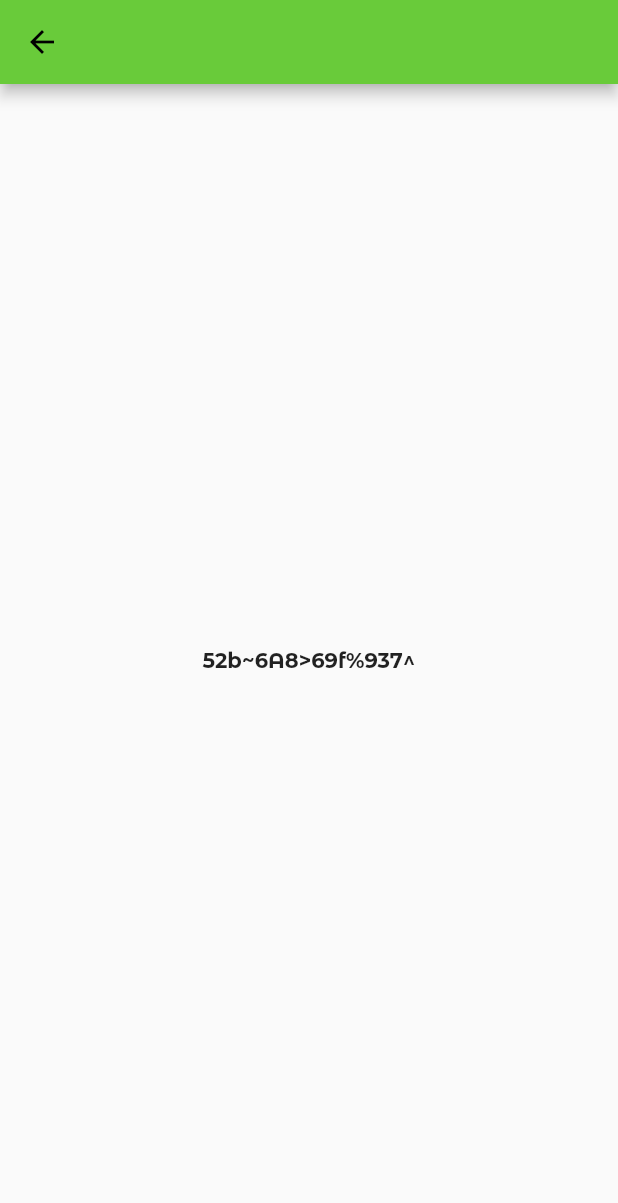
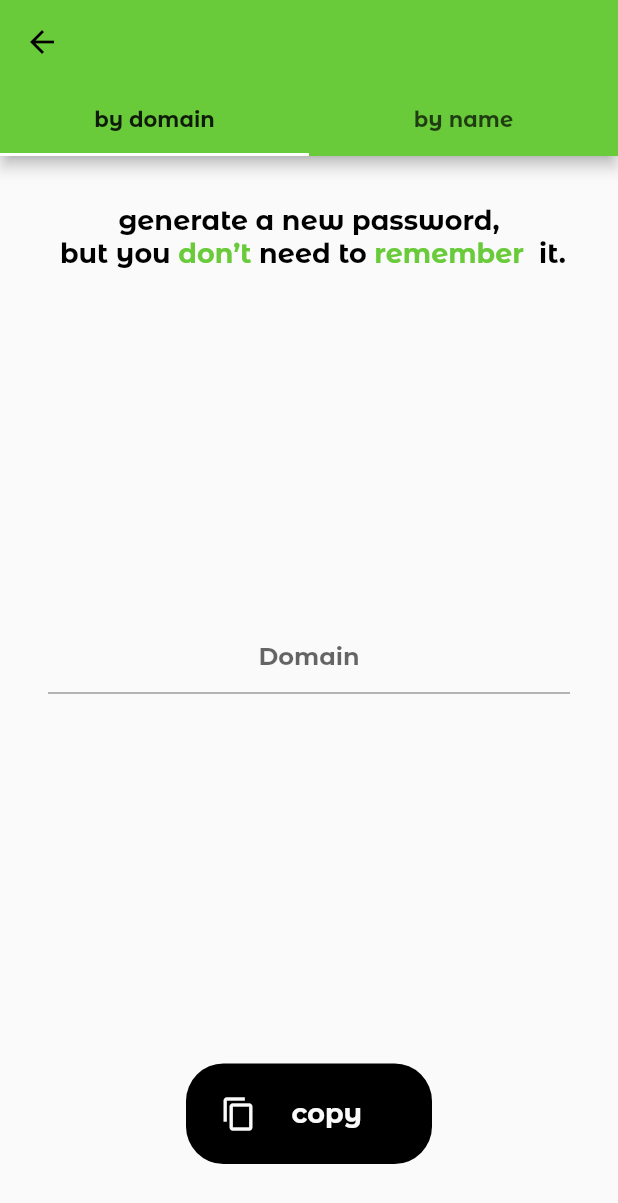
Before and after one commit to Shahryar-Pirooz/Shahryar-Pirooz-Tria-Android, a Flutter app: the MainPage screen opened directly, on a phone screen of 412 x 824 dp. Shown: the top 1203 px of the screen. Run offline on Flutter 3.47's test engine with Material 2 defaults, Android fonts, the phone set to English and light mode, and no system bars; our stand-ins replace introduction_screen, shared_preferences; accounts and stored records are empty; project files that could hold a hidden picture were left out.

Commit message:
create a tabView and changed TextEditingController in in introduction.dart

```diff
--- a/lib/Pages/introduction.dart
+++ b/lib/Pages/introduction.dart
@@ -2,17 +2,18 @@ import 'package:flutter/material.dart';
 import 'package:introduction_screen/introduction_screen.dart';
 import 'package:provider/src/provider.dart';
 import 'package:shared_preferences/shared_preferences.dart';
+import 'package:triapass/Pages/main_page.dart';
 import 'package:triapass/main.dart';
 import 'package:triapass/src/components.dart';
 import 'package:triapass/src/custom_color.dart';
 
 class Introduction extends StatelessWidget {
-  const Introduction({Key? key}) : super(key: key);
+  final codeController = TextEditingController();
+  final nameController = TextEditingController();
+  Introduction({Key? key}) : super(key: key);
   @override
   Widget build(BuildContext context) {
     SPData().setFalse();
-    TextEditingController codeController = TextEditingController();
-    TextEditingController nameController = TextEditingController();
     return Scaffold(
       body: IntroductionScreen(
         pages: [
@@ -105,7 +106,10 @@ class Introduction extends StatelessWidget {
         done: const Text('done'),
         showNextButton: true,
         showBackButton: true,
-        onDone: () {},
+        onDone: () {
+          Navigator.push(context,
+              MaterialPageRoute(builder: (context) => const MainPage()));
+        },
       ),
     );
   }
--- a/lib/Pages/main_page.dart
+++ b/lib/Pages/main_page.dart
@@ -2,27 +2,85 @@ import 'package:flutter/material.dart';
 import 'package:provider/src/provider.dart';
 import 'package:triapass/main.dart';
 import 'package:triapass/password_generate.dart';
+import 'package:triapass/src/components.dart';
+import 'package:triapass/src/custom_color.dart';
 
 class MainPage extends StatelessWidget {
   const MainPage({Key? key}) : super(key: key);
 
   @override
   Widget build(BuildContext context) {
-    SPData().initProviderData(context);
-    String name = context.watch<ChangeVal>().name;
-    String code = context.watch<ChangeVal>().code;
-    //test
-    Map<String, String> s = {
-      'name': 'shahryar',
-      'code': 'Tria',
-      'domain': 'google.com'
-    };
-
-    return Scaffold(
-      appBar: AppBar(),
-      body: SafeArea(
-        child: Center(child: Text(passwordGenerator(s))),
+    return DefaultTabController(
+      length: 2,
+      child: Scaffold(
+        appBar: AppBar(
+          bottom: const TabBar(tabs: [
+            Tab(
+              text: 'by domain',
+            ),
+            Tab(
+              text: 'by name',
+            )
+          ]),
+        ),
+        body: TabBarView(children: [
+          ByDomain(),
+          ByDomain(),
+        ]),
       ),
     );
   }
 }
+
+class ByDomain extends StatelessWidget {
+  final domainController = TextEditingController();
+  final nameController = TextEditingController();
+  final codeController = TextEditingController();
+
+  ByDomain({Key? key}) : super(key: key);
+
+  @override
+  Widget build(BuildContext context) {
+    SPData().initProviderData(context);
+    String name = context.watch<ChangeVal>().name;
+    String code = context.watch<ChangeVal>().code;
+    String domain = '';
+
+    return SafeArea(
+      child: Padding(
+        padding: const EdgeInsets.all(32),
+        child: Column(
+          mainAxisAlignment: MainAxisAlignment.spaceAround,
+          crossAxisAlignment: CrossAxisAlignment.center,
+          children: [
+            Expanded(
+                child: RichText(
+              textAlign: TextAlign.center,
+              text: TriaBody('generate a new password,\n but you ', children: [
+                TriaBody('don’t ', color: primaryColor),
+                TriaBody('need to '),
+                TriaBody('remember ', color: primaryColor),
+                TriaBody(' it.')
+              ]),
+            )),
+            Expanded(
+              child: TextField(
+                decoration: const InputDecoration(hintText: 'Domain'),
+                textAlign: TextAlign.center,
+                controller: domainController,
+              ),
+            ),
+            TriaButton(() {
+              domain = domainController.text;
+              Map<String, String> stringMap = {
+                'name': name,
+                'code': code,
+                'domain': domain
+              };
+            }, 'copy', Icons.copy)
+          ],
+        ),
+      ),
+    );
+  }
+}
--- a/lib/main.dart
+++ b/lib/main.dart
@@ -57,7 +57,7 @@ class MainConfig extends StatelessWidget {
           builder: (BuildContext context, AsyncSnapshot<dynamic> snapshot) {
             if (snapshot.hasData) {
               if (snapshot.data) {
-                return const Introduction();
+                return Introduction();
               } else {
                 return const MainPage();
               }
```
